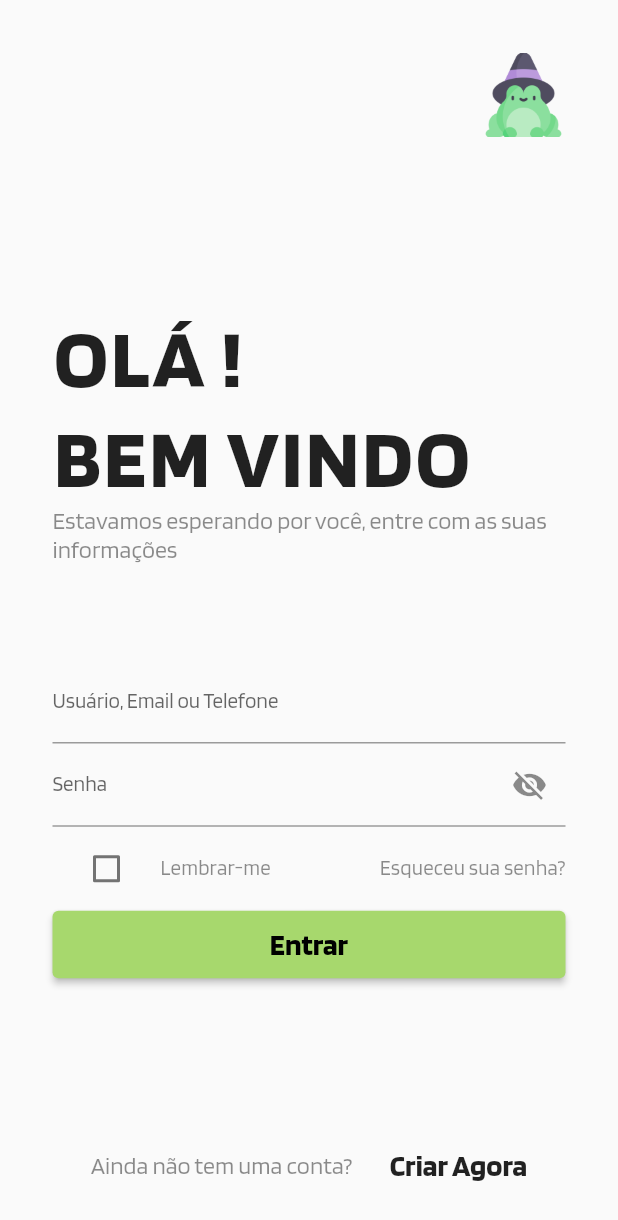
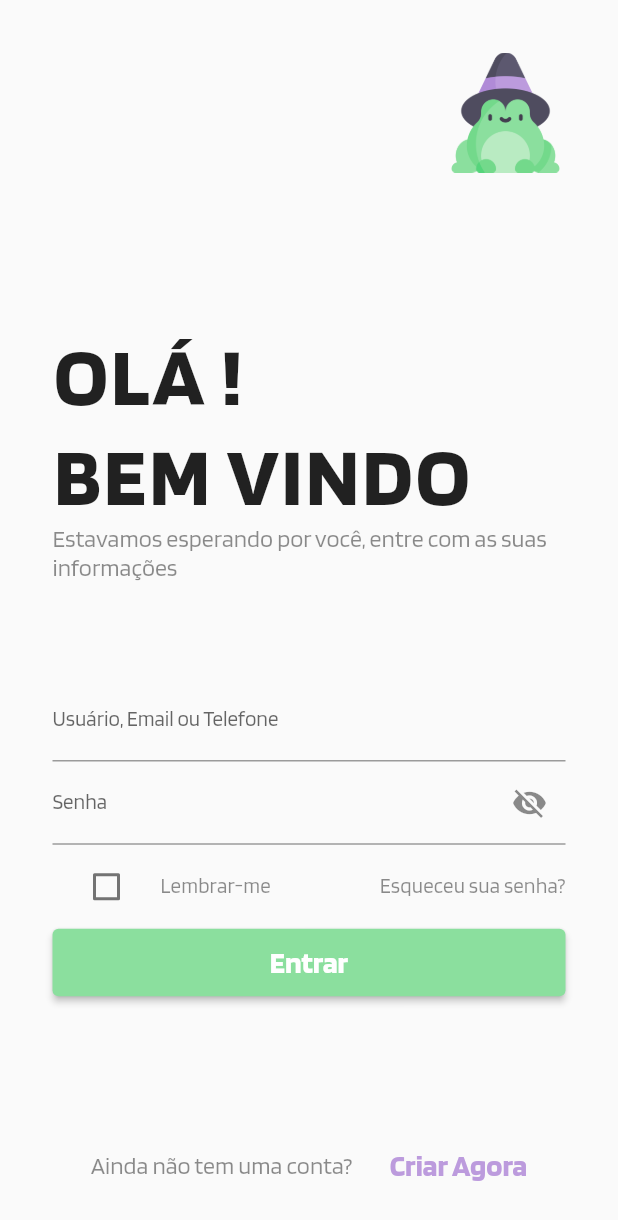
Before and after one commit to guilhermedacruzz/TCC_APP, a Flutter app: the screen it shows after launch, on a phone screen of 412 x 824 dp. Shown: the top 1220 px of the screen. Run offline on Flutter 3.47's test engine with Material 2 defaults, Android fonts, the phone set to English and light mode, and no system bars; drawn by our look-alikes of animated_background; our stand-ins replace shared_preferences, syncfusion_flutter_charts; project files that could hold a hidden picture were left out.

Commit message:
login ta finalmento bonito

```diff
--- a/lib/pages/page_login.dart
+++ b/lib/pages/page_login.dart
@@ -1,3 +1,4 @@
+import 'package:animated_background/animated_background.dart';
 import 'package:flutter/material.dart';
 import 'package:tcc/forms/custom_button.dart';
 import 'package:tcc/forms/custom_textformfield.dart';
@@ -13,14 +14,30 @@ class PageLogin extends StatefulWidget {
   State<PageLogin> createState() => _PageLoginState();
 }
 
-class _PageLoginState extends State<PageLogin> {
+class _PageLoginState extends State<PageLogin> with TickerProviderStateMixin {
   bool hidePassword = true;
   bool checkedValue = false;
+
+  ParticleOptions particleOptions = const ParticleOptions(
+    baseColor: Colors.grey,
+    spawnOpacity: 0.0,
+    opacityChangeRate: 0.25,
+    minOpacity: 0.1,
+    maxOpacity: 0.4,
+    spawnMinSpeed: 15.0,
+    spawnMaxSpeed: 30.0,
+    spawnMinRadius: 15.0,
+    spawnMaxRadius: 35.0,
+    particleCount: 20,
+  );
 
   @override
   Widget build(BuildContext context) {
     return Scaffold(
-      body: Padding(
+      body: AnimatedBackground(
+        behaviour: RandomParticleBehaviour(options: particleOptions),
+        vsync: this,
+        child: Container(
           padding: const EdgeInsets.all(35),
           child: Column(
             mainAxisAlignment: MainAxisAlignment.spaceBetween,
@@ -31,7 +48,7 @@ class _PageLoginState extends State<PageLogin> {
                 children: [
                   Image.asset(
                     "assets/images/sapo.png",
-                  height: Theme.of(context).textTheme.displayMedium?.fontSize,
+                    height: 80,
                     fit: BoxFit.cover,
                   ),
                 ],
@@ -88,6 +105,7 @@ class _PageLoginState extends State<PageLogin> {
                           children: [
                             Flexible(
                               child: CheckboxListTile(
+                                activeColor: Theme.of(context).indicatorColor,
                                 title: Text(
                                   "Lembrar-me",
                                   style: Theme.of(context).textTheme.subtitle2,
@@ -98,7 +116,8 @@ class _PageLoginState extends State<PageLogin> {
                                     checkedValue = newValue!;
                                   });
                                 },
-                              controlAffinity: ListTileControlAffinity.leading,
+                                controlAffinity:
+                                    ListTileControlAffinity.leading,
                               ),
                             ),
                             Text(
@@ -111,11 +130,11 @@ class _PageLoginState extends State<PageLogin> {
                           width: double.infinity,
                           height: 45,
                           child: CustomButton(
-                          widget: const Text(
-                            "Entrar",
-                          ),
+                            widget: Text("Entrar",
+                                style: Theme.of(context).textTheme.button),
                             onAction: () {
-                            Navigator.of(context).pushNamed(PageHome.routeName);
+                              Navigator.of(context)
+                                  .pushNamed(PageHome.routeName);
                             },
                           ),
                         ),
@@ -134,13 +153,18 @@ class _PageLoginState extends State<PageLogin> {
                   const SizedBox(width: 25),
                   Text(
                     "Criar Agora",
-                  style: Theme.of(context).textTheme.button,
+                    style: Theme.of(context).textTheme.button?.merge(
+                          TextStyle(
+                            color: Theme.of(context).highlightColor,
+                          ),
+                        ),
                   ),
                 ],
               )
             ],
           ),
         ),
+      ),
     );
   }
 }
--- a/lib/utils/style.dart
+++ b/lib/utils/style.dart
@@ -38,29 +38,32 @@ class Styles {
         subtitle2: TextStyle(
           color: isDarkTheme ? Colors.white70 : Colors.black45,
         ),
-        button: const TextStyle(
+        button: TextStyle(
           fontWeight: FontWeight.w700,
           fontSize: 20,
+          color: isDarkTheme ? Colors.black : Colors.white,
         ),
       ),
       fontFamily: "Blinker",
       primarySwatch: const MaterialColor(
-        0xFFA7D86D,
+        0xFF8BDF9E,
         <int, Color>{
-          50: Color(0xFFF4FAED),
-          100: Color(0xFFE5F3D3),
-          200: Color(0xFFD3ECB6),
-          300: Color(0xFFC1E499),
-          400: Color(0xFFB4DE83),
-          500: Color(0xFFA7D86D),
-          600: Color(0xFF9FD465),
-          700: Color(0xFF96CE5A),
-          800: Color(0xFF8CC850),
-          900: Color(0xFF7CBF3E),
+          50: Color(0xFFF1FBF3),
+          100: Color(0xFFDCF5E2),
+          200: Color(0xFFC5EFCF),
+          300: Color(0xFFAEE9BB),
+          400: Color(0xFF9CE4AD),
+          500: Color(0xFF8BDF9E),
+          600: Color(0xFF83DB96),
+          700: Color(0xFF78D78C),
+          800: Color(0xFF6ED282),
+          900: Color(0xFF5BCA70),
         },
       ),
       primaryColor: isDarkTheme ? Colors.black : Colors.white,
       backgroundColor: isDarkTheme ? Colors.black : Colors.white,
+      highlightColor: const Color(0xffBC9BDD),
+      indicatorColor: const Color(0xff4F4C5F),
       disabledColor: Colors.grey,
       canvasColor: isDarkTheme ? Colors.black : Colors.grey[50],
       brightness: isDarkTheme ? Brightness.dark : Brightness.light,
--- a/pubspec.yaml
+++ b/pubspec.yaml
@@ -38,6 +38,7 @@ dependencies:
   syncfusion_flutter_charts: ^20.2.50
   provider: ^6.0.3
   shared_preferences: ^2.0.15
+  animated_background: ^2.0.0
 
 dev_dependencies:
   flutter_test:
```
Also changed, not shown: pubspec.lock. Lines whose indentation alone changed are shown as unchanged.
